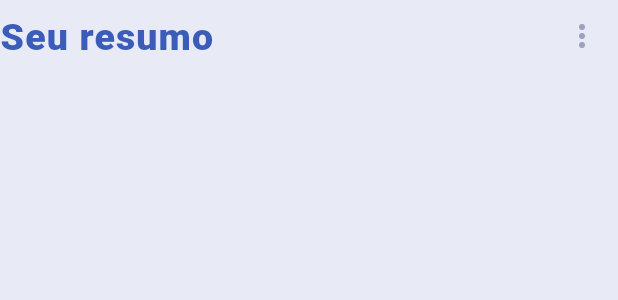
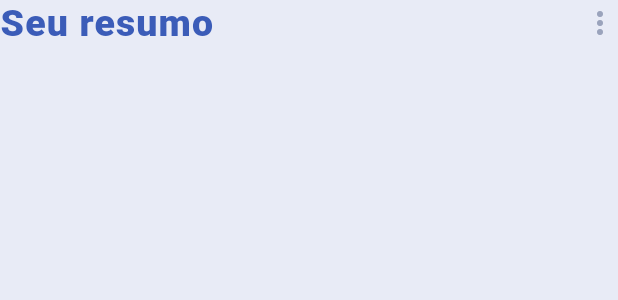
Before and after one commit to marcosluizss/fliper_flutter_test, a Flutter app: the CardHeader widget shown alone on an empty page, opened directly, on a phone screen of 412 x 824 dp. Shown: the top 300 px of the screen. Run offline on Flutter 3.47's test engine with Material 2 defaults, Android fonts, the phone set to English and light mode, and no system bars; our stand-ins replace bloc, connectivity_plus, dartz, equatable, flutter_bloc, get_it and 1 more; network calls fail.

Commit message:
ajuste no icone

```diff
--- a/lib/features/wealth_summary/presentation/widgets/summary_card/card_header.dart
+++ b/lib/features/wealth_summary/presentation/widgets/summary_card/card_header.dart
@@ -23,7 +23,11 @@ class CardHeader extends StatelessWidget {
             style: Theme.of(context).textTheme.headline1,
           ),
         ),
-        PopupMenuButton<String>(
+        SizedBox(
+          height: 24,
+          width: 24,
+          child: PopupMenuButton<String>(
+            padding: EdgeInsets.zero,
             icon: Icon(
               Icons.more_vert,
               color: Theme.of(context).iconTheme.color,
@@ -38,6 +42,7 @@ class CardHeader extends StatelessWidget {
                 );
               }).toList();
             },
+          ),
         )
       ],
     );
```
Lines whose indentation alone changed are shown as unchanged.
